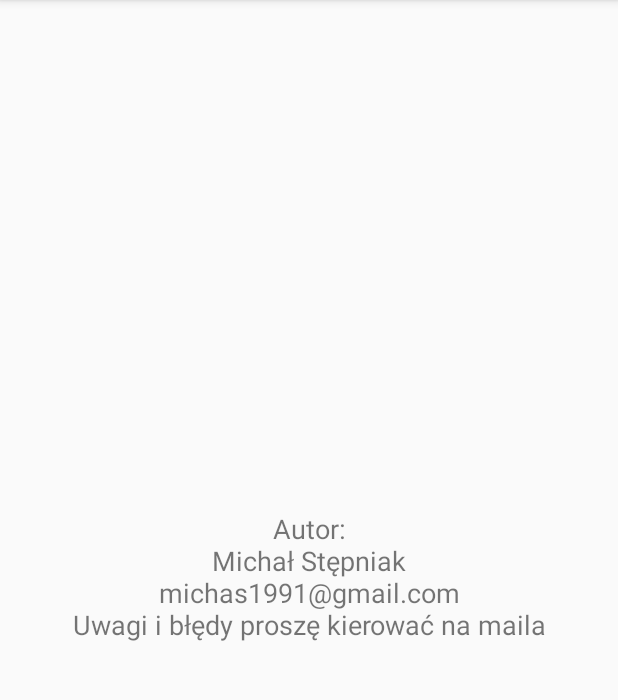
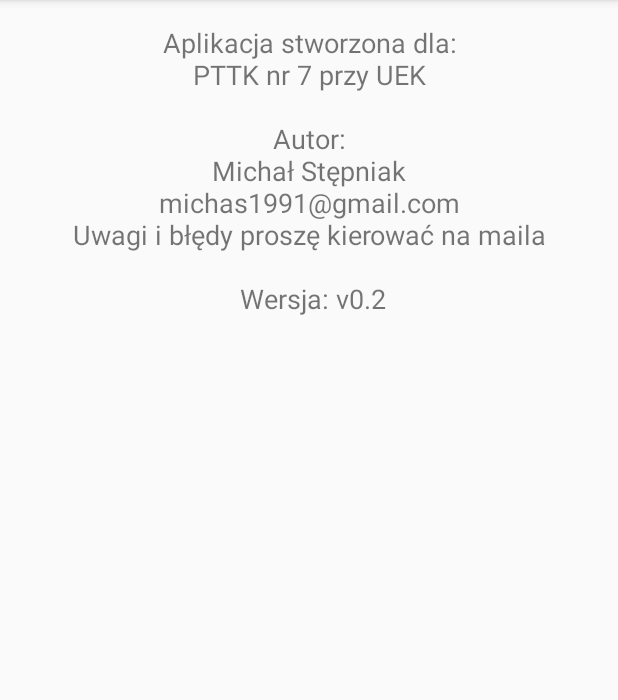
Before and after one commit to mstepniak/spiewnik01, an Android app: the AboutPage screen opened directly, with no data from a screen before it, on a phone screen of 412 x 824 dp, the part 84-784 px from its top. Run offline under Robolectric (Android 15) with nearby library versions, the phone set to English and light mode, and no system bars.

Commit message:
adjustment of strings

```diff
--- a/app/src/main/java/com/michas/spiewnik01/AboutPage.java
+++ b/app/src/main/java/com/michas/spiewnik01/AboutPage.java
@@ -11,7 +11,7 @@ public class AboutPage extends AppCompatActivity {
         super.onCreate(savedInstanceState);
         setContentView(R.layout.activity_about_page);
         TextView textViewTitle = findViewById(R.id.about);
-        String text = "Autor:\nMichał Stępniak\nmichas1991@gmail.com\nUwagi i błędy proszę kierować na maila";
+        String text = "Aplikacja stworzona dla:\nPTTK nr 7 przy UEK\n\nAutor:\nMichał Stępniak\nmichas1991@gmail.com\nUwagi i błędy proszę kierować na maila\n\n Wersja: v0.2";
         textViewTitle.setText(text);
     }
 }
--- a/app/src/main/res/layout/activity_about_page.xml
+++ b/app/src/main/res/layout/activity_about_page.xml
@@ -10,11 +10,13 @@
         android:id="@+id/about"
         android:layout_width="wrap_content"
         android:layout_height="wrap_content"
+        android:layout_marginTop="16dp"
+        android:gravity="center"
         android:text="TextView"
         android:textSize="18sp"
-        android:gravity="center"
         app:layout_constraintBottom_toBottomOf="parent"
         app:layout_constraintLeft_toLeftOf="parent"
         app:layout_constraintRight_toRightOf="parent"
-        app:layout_constraintTop_toTopOf="parent" />
+        app:layout_constraintTop_toTopOf="parent"
+        app:layout_constraintVertical_bias="0.0" />
 </android.support.constraint.ConstraintLayout>
--- a/app/src/main/res/layout/activity_song.xml
+++ b/app/src/main/res/layout/activity_song.xml
@@ -28,8 +28,8 @@
         android:layout_marginTop="8dp"
         android:maxLines="100"
         android:scrollbars="vertical"
+        android:text="TextView"
         android:textSize="12sp"
-        android:text="TextView"
         app:layout_constraintBottom_toBottomOf="parent"
         app:layout_constraintEnd_toEndOf="parent"
         app:layout_constraintStart_toStartOf="parent"
```
Also changed, not shown: app/src/main/java/com/michas/spiewnik01/DisplaySong.java (+24 -1 lines), app/src/main/assets/songs.json.
